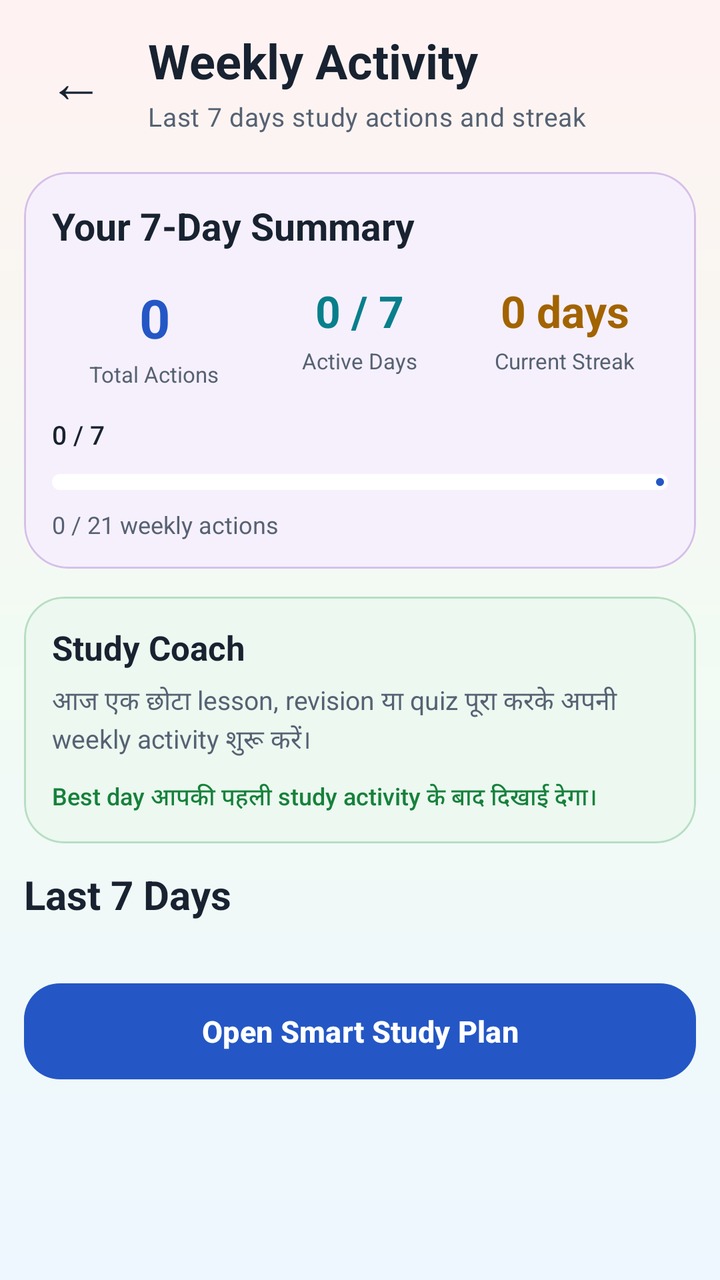
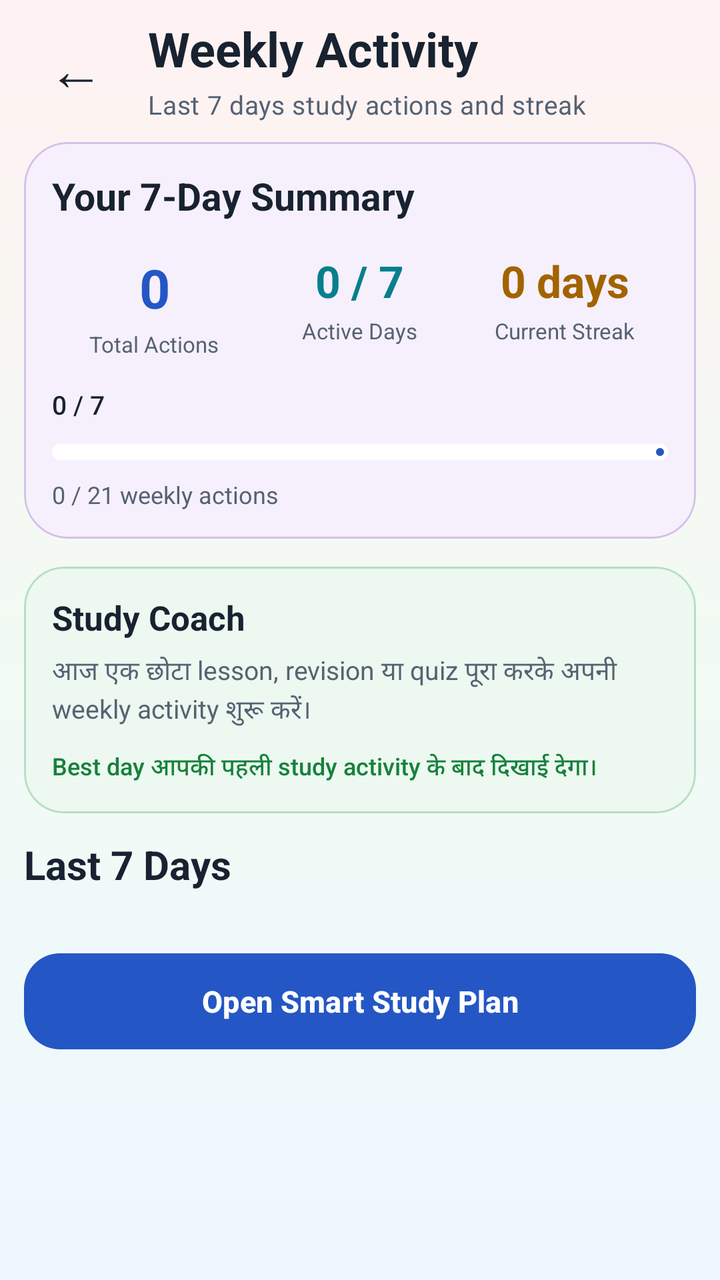

An Android layout rendered at two revisions. The XML below is the earlier revision; the diff shows what the commit changed to produce the second picture.
<!-- AndroidManifest.xml: application theme Theme.StudySaathi -->
<!-- res/layout/activity_weekly_study.xml -->
<?xml version="1.0" encoding="utf-8"?>
<androidx.coordinatorlayout.widget.CoordinatorLayout xmlns:android="http://schemas.android.com/apk/res/android"
    xmlns:app="http://schemas.android.com/apk/res-auto"
    android:id="@+id/weeklyStudyRoot"
    android:layout_width="match_parent"
    android:layout_height="match_parent"
    android:background="@drawable/bg_app_soft_mix">

    <androidx.core.widget.NestedScrollView
        android:id="@+id/contentWeeklyStudy"
        android:layout_width="match_parent"
        android:layout_height="match_parent"
        android:clipToPadding="false"
        android:fillViewport="true"
        android:overScrollMode="never">

        <LinearLayout
            android:layout_width="match_parent"
            android:layout_height="wrap_content"
            android:orientation="vertical"
            android:paddingStart="12dp"
            android:paddingTop="14dp"
            android:paddingEnd="12dp"
            android:paddingBottom="12dp">

            <LinearLayout
                android:layout_width="match_parent"
                android:layout_height="wrap_content"
                android:gravity="center_vertical"
                android:orientation="horizontal">

                <com.google.android.material.button.MaterialButton
                    android:id="@+id/buttonBack"
                    style="@style/Widget.Material3.Button.TextButton"
                    android:layout_width="52dp"
                    android:layout_height="52dp"
                    android:contentDescription="@string/back"
                    android:insetLeft="0dp"
                    android:insetTop="0dp"
                    android:insetRight="0dp"
                    android:insetBottom="0dp"
                    android:minWidth="0dp"
                    android:text="←"
                    android:textColor="@color/ss_text_primary"
                    android:textSize="28sp"
                    app:cornerRadius="16dp" />

                <LinearLayout
                    android:layout_width="0dp"
                    android:layout_height="wrap_content"
                    android:layout_marginStart="10dp"
                    android:layout_weight="1"
                    android:orientation="vertical">

                    <TextView
                        style="@style/TextAppearance.StudySaathi.Heading"
                        android:layout_width="match_parent"
                        android:layout_height="wrap_content"
                        android:text="@string/weekly_study_title"
                        android:textSize="24sp" />

                    <TextView
                        android:id="@+id/textWeeklyStudyStudent"
                        style="@style/TextAppearance.StudySaathi.Body"
                        android:layout_width="match_parent"
                        android:layout_height="wrap_content"
                        android:layout_marginTop="3dp"
                        android:text="@string/weekly_study_subtitle"
                        android:textSize="13sp" />

                </LinearLayout>

            </LinearLayout>

            <com.google.android.material.card.MaterialCardView
                android:layout_width="match_parent"
                android:layout_height="wrap_content"
                android:layout_marginTop="19dp"
                app:cardBackgroundColor="@color/ss_purple_soft"
                app:cardCornerRadius="22dp"
                app:cardElevation="0dp"
                app:strokeColor="@color/ss_purple_border"
                app:strokeWidth="1dp">

                <LinearLayout
                    android:layout_width="match_parent"
                    android:layout_height="wrap_content"
                    android:orientation="vertical"
                    android:padding="14dp">

                    <TextView
                        android:layout_width="match_parent"
                        android:layout_height="wrap_content"
                        android:fontFamily="sans-serif-rounded"
                        android:text="@string/weekly_study_summary_title"
                        android:textColor="@color/ss_text_primary"
                        android:textSize="19sp"
                        android:textStyle="bold" />

                    <LinearLayout
                        android:layout_width="match_parent"
                        android:layout_height="wrap_content"
                        android:layout_marginTop="15dp"
                        android:baselineAligned="false"
                        android:orientation="horizontal">

                        <LinearLayout
                            android:layout_width="0dp"
                            android:layout_height="wrap_content"
                            android:layout_weight="1"
                            android:gravity="center"
                            android:orientation="vertical">

                            <TextView
                                android:id="@+id/textWeeklyActionsValue"
                                android:layout_width="wrap_content"
                                android:layout_height="wrap_content"
                                android:fontFamily="sans-serif-rounded"
                                android:text="0"
                                android:textColor="@color/ss_primary"
                                android:textSize="27sp"
                                android:textStyle="bold" />

                            <TextView
                                android:layout_width="wrap_content"
                                android:layout_height="wrap_content"
                                android:layout_marginTop="3dp"
                                android:fontFamily="sans-serif"
                                android:text="@string/weekly_study_total_actions"
                                android:textColor="@color/ss_text_secondary"
                                android:textSize="11sp" />

                        </LinearLayout>

                        <LinearLayout
                            android:layout_width="0dp"
                            android:layout_height="wrap_content"
                            android:layout_weight="1"
                            android:gravity="center"
                            android:orientation="vertical">

                            <TextView
                                android:id="@+id/textWeeklyActiveDaysValue"
                                android:layout_width="wrap_content"
                                android:layout_height="wrap_content"
                                android:fontFamily="sans-serif-rounded"
                                android:text="0 / 7"
                                android:textColor="@color/ss_secondary"
                                android:textSize="22sp"
                                android:textStyle="bold" />

                            <TextView
                                android:layout_width="wrap_content"
                                android:layout_height="wrap_content"
                                android:layout_marginTop="3dp"
                                android:fontFamily="sans-serif"
                                android:text="@string/weekly_study_active_days"
                                android:textColor="@color/ss_text_secondary"
                                android:textSize="11sp" />

                        </LinearLayout>

                        <LinearLayout
                            android:layout_width="0dp"
                            android:layout_height="wrap_content"
                            android:layout_weight="1"
                            android:gravity="center"
                            android:orientation="vertical">

                            <TextView
                                android:id="@+id/textWeeklyStreakValue"
                                android:layout_width="wrap_content"
                                android:layout_height="wrap_content"
                                android:fontFamily="sans-serif-rounded"
                                android:text="0 days"
                                android:textColor="@color/ss_warning"
                                android:textSize="22sp"
                                android:textStyle="bold" />

                            <TextView
                                android:layout_width="wrap_content"
                                android:layout_height="wrap_content"
                                android:layout_marginTop="3dp"
                                android:fontFamily="sans-serif"
                                android:text="@string/weekly_study_current_streak"
                                android:textColor="@color/ss_text_secondary"
                                android:textSize="11sp" />

                        </LinearLayout>

                    </LinearLayout>

                    <TextView
                        android:id="@+id/textWeeklyGoalDaysValue"
                        android:layout_width="match_parent"
                        android:layout_height="wrap_content"
                        android:layout_marginTop="14dp"
                        android:fontFamily="sans-serif-medium"
                        android:text="0 / 7"
                        android:textColor="@color/ss_text_primary"
                        android:textSize="13sp" />

                    <com.google.android.material.progressindicator.LinearProgressIndicator
                        android:id="@+id/progressWeeklyTarget"
                        android:layout_width="match_parent"
                        android:layout_height="8dp"
                        android:layout_marginTop="11dp"
                        app:indicatorColor="@color/ss_primary"
                        app:trackColor="@color/ss_surface"
                        app:trackCornerRadius="4dp"
                        app:trackThickness="8dp" />

                    <TextView
                        android:id="@+id/textWeeklyTargetStatus"
                        android:layout_width="match_parent"
                        android:layout_height="wrap_content"
                        android:layout_marginTop="9dp"
                        android:fontFamily="sans-serif"
                        android:text="0 / 21 weekly actions"
                        android:textColor="@color/ss_text_secondary"
                        android:textSize="12sp" />

                </LinearLayout>

            </com.google.android.material.card.MaterialCardView>

            <com.google.android.material.card.MaterialCardView
                android:layout_width="match_parent"
                android:layout_height="wrap_content"
                android:layout_marginTop="14dp"
                app:cardBackgroundColor="@color/ss_green_soft"
                app:cardCornerRadius="20dp"
                app:cardElevation="0dp"
                app:strokeColor="@color/ss_green_border"
                app:strokeWidth="1dp">

                <LinearLayout
                    android:layout_width="match_parent"
                    android:layout_height="wrap_content"
                    android:orientation="vertical"
                    android:padding="14dp">

                    <TextView
                        android:layout_width="match_parent"
                        android:layout_height="wrap_content"
                        android:fontFamily="sans-serif-rounded"
                        android:text="@string/weekly_study_coach_title"
                        android:textColor="@color/ss_text_primary"
                        android:textSize="17sp"
                        android:textStyle="bold" />

                    <TextView
                        android:id="@+id/textWeeklyCoachMessage"
                        android:layout_width="match_parent"
                        android:layout_height="wrap_content"
                        android:layout_marginTop="6dp"
                        android:fontFamily="sans-serif"
                        android:lineSpacingExtra="2dp"
                        android:text="@string/weekly_study_coach_start"
                        android:textColor="@color/ss_text_secondary"
                        android:textSize="13sp" />

                    <TextView
                        android:id="@+id/textWeeklyBestDay"
                        android:layout_width="match_parent"
                        android:layout_height="wrap_content"
                        android:layout_marginTop="10dp"
                        android:fontFamily="sans-serif-medium"
                        android:text="@string/weekly_study_no_best_day"
                        android:textColor="@color/ss_success"
                        android:textSize="12sp" />

                </LinearLayout>

            </com.google.android.material.card.MaterialCardView>

            <TextView
                android:layout_width="match_parent"
                android:layout_height="wrap_content"
                android:layout_marginTop="12dp"
                android:fontFamily="sans-serif-rounded"
                android:text="@string/weekly_study_last_seven_days"
                android:textColor="@color/ss_text_primary"
                android:textSize="20sp"
                android:textStyle="bold" />

            <androidx.recyclerview.widget.RecyclerView
                android:id="@+id/recyclerStudyWeek"
                android:layout_width="match_parent"
                android:layout_height="wrap_content"
                android:layout_marginTop="13dp"
                android:clipToPadding="false"
                android:nestedScrollingEnabled="false"
                android:overScrollMode="never" />

            <com.google.android.material.card.MaterialCardView
                android:id="@+id/cardWeeklyEmpty"
                android:layout_width="match_parent"
                android:layout_height="wrap_content"
                android:layout_marginTop="14dp"
                android:visibility="gone"
                app:cardBackgroundColor="@color/ss_surface"
                app:cardCornerRadius="20dp"
                app:cardElevation="0dp"
                app:strokeColor="@color/ss_outline"
                app:strokeWidth="1dp">

                <LinearLayout
                    android:layout_width="match_parent"
                    android:layout_height="wrap_content"
                    android:gravity="center"
                    android:orientation="vertical"
                    android:padding="23dp">

                    <TextView
                        android:id="@+id/textWeeklyEmptyTitle"
                        android:layout_width="match_parent"
                        android:layout_height="wrap_content"
                        android:fontFamily="sans-serif-rounded"
                        android:gravity="center"
                        android:text="@string/weekly_study_empty_title"
                        android:textColor="@color/ss_text_primary"
                        android:textSize="18sp"
                        android:textStyle="bold" />

                    <TextView
                        android:id="@+id/textWeeklyEmptyDescription"
                        android:layout_width="match_parent"
                        android:layout_height="wrap_content"
                        android:layout_marginTop="6dp"
                        android:fontFamily="sans-serif"
                        android:gravity="center"
                        android:lineSpacingExtra="2dp"
                        android:text="@string/weekly_study_empty_description"
                        android:textColor="@color/ss_text_secondary"
                        android:textSize="13sp" />

                </LinearLayout>

            </com.google.android.material.card.MaterialCardView>

            <com.google.android.material.button.MaterialButton
                android:id="@+id/buttonOpenSmartPlan"
                style="@style/Widget.StudySaathi.Button.Primary"
                android:layout_width="match_parent"
                android:layout_height="wrap_content"
                android:layout_marginTop="14dp"
                android:text="@string/weekly_study_open_plan"
                android:textAllCaps="false"
                android:textSize="15sp" />

        </LinearLayout>

    </androidx.core.widget.NestedScrollView>

    <com.google.android.material.progressindicator.CircularProgressIndicator
        android:id="@+id/progressWeeklyStudy"
        android:layout_width="48dp"
        android:layout_height="48dp"
        android:layout_gravity="center"
        android:visibility="gone"
        app:indicatorColor="@color/ss_primary"
        app:indicatorSize="48dp"
        app:trackColor="@color/ss_blue_soft"
        app:trackThickness="5dp" />

</androidx.coordinatorlayout.widget.CoordinatorLayout>
<!-- resources referenced by this layout -->
<resources>
  <color name="ss_blue_soft">#EAF2FF</color>
  <color name="ss_green_border">#B7DEC2</color>
  <color name="ss_green_soft">#ECF8F0</color>
  <color name="ss_outline">#D6DEE9</color>
  <color name="ss_primary">#2457C5</color>
  <color name="ss_purple_border">#D6C0E8</color>
  <color name="ss_purple_soft">#F6F0FC</color>
  <color name="ss_secondary">#087F8C</color>
  <color name="ss_success">#16813B</color>
  <color name="ss_surface">#FFFFFF</color>
  <color name="ss_text_primary">#182230</color>
  <color name="ss_text_secondary">#566273</color>
  <color name="ss_warning">#A26300</color>
  <!-- drawable bg_app_soft_mix (drawable) -->
  <?xml version="1.0" encoding="utf-8"?>
  <shape xmlns:android="http://schemas.android.com/apk/res/android"
      android:shape="rectangle">
  
      <gradient
          android:angle="270"
          android:centerColor="#F2FBF3"
          android:endColor="#EEF7FF"
          android:startColor="#FFF2F2"
          android:type="linear" />
  
  </shape>
  <string name="back">Back</string>
  <string name="weekly_study_active_days">
          Active Days
      </string>
  <string name="weekly_study_coach_start">
          आज एक छोटा lesson, revision या quiz पूरा करके अपनी weekly activity शुरू करें।
      </string>
  <string name="weekly_study_coach_title">
          Study Coach
      </string>
  <string name="weekly_study_current_streak">
          Current Streak
      </string>
  <string name="weekly_study_empty_description">
          Lesson complete करने, revision करने या quiz देने के बाद activity यहाँ दिखाई देगी।
      </string>
  <string name="weekly_study_empty_title">
          No study activity yet
      </string>
  <string name="weekly_study_last_seven_days">
          Last 7 Days
      </string>
  <string name="weekly_study_no_best_day">
          Best day आपकी पहली study activity के बाद दिखाई देगा।
      </string>
  <string name="weekly_study_open_plan">
          Open Smart Study Plan
      </string>
  <string name="weekly_study_subtitle">
          Last 7 days study actions and streak
      </string>
  <string name="weekly_study_summary_title">
          Your 7-Day Summary
      </string>
  <string name="weekly_study_title">
          Weekly Activity
      </string>
  <string name="weekly_study_total_actions">
          Total Actions
      </string>
  <style name="TextAppearance.StudySaathi.Body" parent="TextAppearance.Material3.BodyMedium">
          <item name="android:fontFamily">sans-serif</item>
          <item name="fontFamily">sans-serif</item>
          <item name="android:textColor">@color/ss_text_secondary</item>
      </style>
  <style name="TextAppearance.StudySaathi.Heading" parent="TextAppearance.Material3.HeadlineSmall">
          <item name="android:fontFamily">sans-serif-rounded</item>
          <item name="fontFamily">sans-serif-rounded</item>
          <item name="android:textStyle">bold</item>
          <item name="android:textColor">@color/ss_text_primary</item>
      </style>
  <style name="Widget.StudySaathi.Button.Primary" parent="Widget.Material3.Button">
          <item name="cornerRadius">18dp</item>
          <item name="android:minHeight">56dp</item>
          <item name="android:textStyle">bold</item>
          <item name="backgroundTint">@color/ss_primary</item>
          <item name="android:textColor">@color/ss_on_primary</item>
      </style>
  <color name="ss_on_primary">#FFFFFF</color>
  <color name="ss_primary_dark">#173F99</color>
  <color name="ss_on_secondary">#FFFFFF</color>
  <color name="ss_teal_soft">#EAF8F8</color>
  <color name="ss_tertiary">#8A5A00</color>
  <color name="ss_on_tertiary">#FFFFFF</color>
  <color name="ss_yellow_soft">#FFF8E8</color>
  <color name="ss_background">#F7F9FC</color>
  <color name="ss_surface_soft">#F0F4FA</color>
  <color name="ss_error">#BA1A1A</color>
  <color name="white">#FFFFFFFF</color>
  <color name="ss_red_soft">#FFF0F0</color>
  <!-- unchanged entries left out for length: 1 -->
</resources>

<!-- the commit's change to res/layout/activity_weekly_study.xml (unified diff, before → after) -->
@@ -19,7 +19,7 @@
             android:layout_height="wrap_content"
             android:orientation="vertical"
             android:paddingStart="12dp"
-            android:paddingTop="14dp"
+            android:paddingTop="8dp"
             android:paddingEnd="12dp"
             android:paddingBottom="12dp">
 
@@ -75,7 +75,7 @@
             <com.google.android.material.card.MaterialCardView
                 android:layout_width="match_parent"
                 android:layout_height="wrap_content"
-                android:layout_marginTop="19dp"
+                android:layout_marginTop="10dp"
                 app:cardBackgroundColor="@color/ss_purple_soft"
                 app:cardCornerRadius="22dp"
                 app:cardElevation="0dp"
